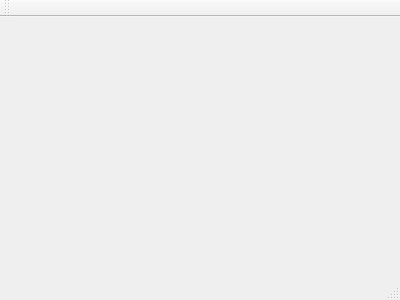
Old version of the form mainwindow.ui in the repository GTU-Contributions/BIL395_Project_I_BallOnAPlate.
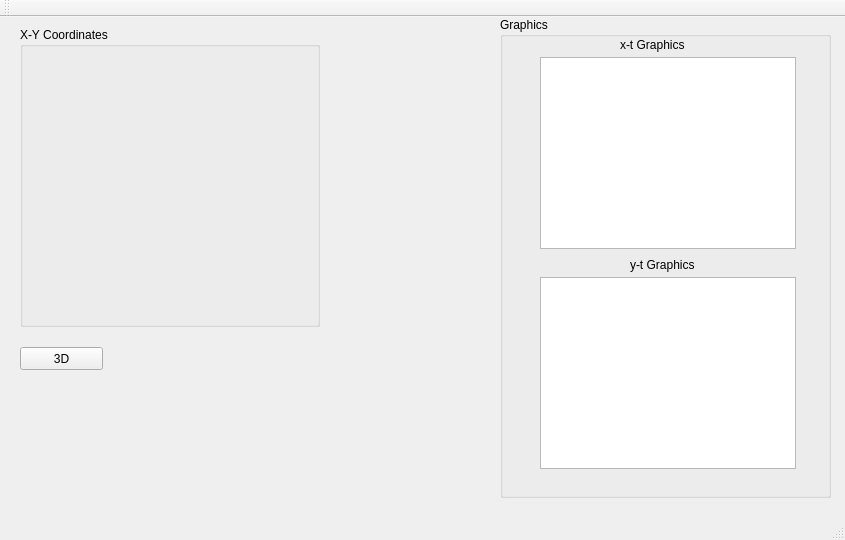
New version of the form.

```diff
--- a/mainwindow.ui
+++ b/mainwindow.ui
@@ -1,24 +1,131 @@
 <ui version="4.0">
  <class>MainWindow</class>
- <widget class="QMainWindow" name="MainWindow" >
-  <property name="geometry" >
+ <widget class="QMainWindow" name="MainWindow">
+  <property name="geometry">
    <rect>
     <x>0</x>
     <y>0</y>
-    <width>400</width>
-    <height>300</height>
+    <width>845</width>
+    <height>540</height>
    </rect>
   </property>
   <property name="windowTitle" >
    <string>MainWindow</string>
   </property>
-  <widget class="QMenuBar" name="menuBar" />
-  <widget class="QToolBar" name="mainToolBar" />
-  <widget class="QWidget" name="centralWidget" />
-  <widget class="QStatusBar" name="statusBar" />
+  <widget class="QWidget" name="centralWidget">
+   <widget class="QGroupBox" name="groupBox_2">
+    <property name="geometry">
+     <rect>
+      <x>500</x>
+      <y>0</y>
+      <width>331</width>
+      <height>481</height>
+     </rect>
+    </property>
+    <property name="title">
+     <string>Graphics</string>
+    </property>
+    <widget class="QGraphicsView" name="graphicsViewX">
+     <property name="geometry">
+      <rect>
+       <x>40</x>
+       <y>40</y>
+       <width>256</width>
+       <height>192</height>
+      </rect>
+     </property>
+    </widget>
+    <widget class="QLabel" name="label_3">
+     <property name="geometry">
+      <rect>
+       <x>120</x>
+       <y>20</y>
+       <width>91</width>
+       <height>16</height>
+      </rect>
+     </property>
+     <property name="text">
+      <string>x-t Graphics</string>
+     </property>
+    </widget>
+    <widget class="QGraphicsView" name="graphicsViewY">
+     <property name="geometry">
+      <rect>
+       <x>40</x>
+       <y>260</y>
+       <width>256</width>
+       <height>192</height>
+      </rect>
+     </property>
+    </widget>
+    <widget class="QLabel" name="label_4">
+     <property name="geometry">
+      <rect>
+       <x>130</x>
+       <y>240</y>
+       <width>91</width>
+       <height>16</height>
+      </rect>
+     </property>
+     <property name="minimumSize">
+      <size>
+       <width>91</width>
+       <height>0</height>
+      </size>
+     </property>
+     <property name="text">
+      <string>y-t Graphics</string>
+     </property>
+    </widget>
+   </widget>
+   <widget class="QGroupBox" name="groupBox_3">
+    <property name="geometry">
+     <rect>
+      <x>20</x>
+      <y>10</y>
+      <width>300</width>
+      <height>300</height>
+     </rect>
+    </property>
+    <property name="title">
+     <string>X-Y Coordinates</string>
+    </property>
+   </widget>
+   <widget class="QPushButton" name="pushButton">
+    <property name="geometry">
+     <rect>
+      <x>20</x>
+      <y>330</y>
+      <width>83</width>
+      <height>23</height>
+     </rect>
+    </property>
+    <property name="text">
+     <string>3D</string>
+    </property>
+   </widget>
+  </widget>
+  <widget class="QMenuBar" name="menuBar">
+   <property name="geometry">
+    <rect>
+     <x>0</x>
+     <y>0</y>
+     <width>845</width>
+     <height>20</height>
+    </rect>
+   </property>
+  </widget>
+  <widget class="QToolBar" name="mainToolBar">
+   <attribute name="toolBarArea">
+    <enum>TopToolBarArea</enum>
+   </attribute>
+   <attribute name="toolBarBreak">
+    <bool>false</bool>
+   </attribute>
+  </widget>
+  <widget class="QStatusBar" name="statusBar"/>
  </widget>
- <layoutDefault spacing="6" margin="11" />
- <pixmapfunction></pixmapfunction>
+ <layoutdefault spacing="6" margin="11"/>
  <resources/>
  <connections/>
 </ui>
```
Left out of the diff: 3 changed lines with no effect on the pictures.
